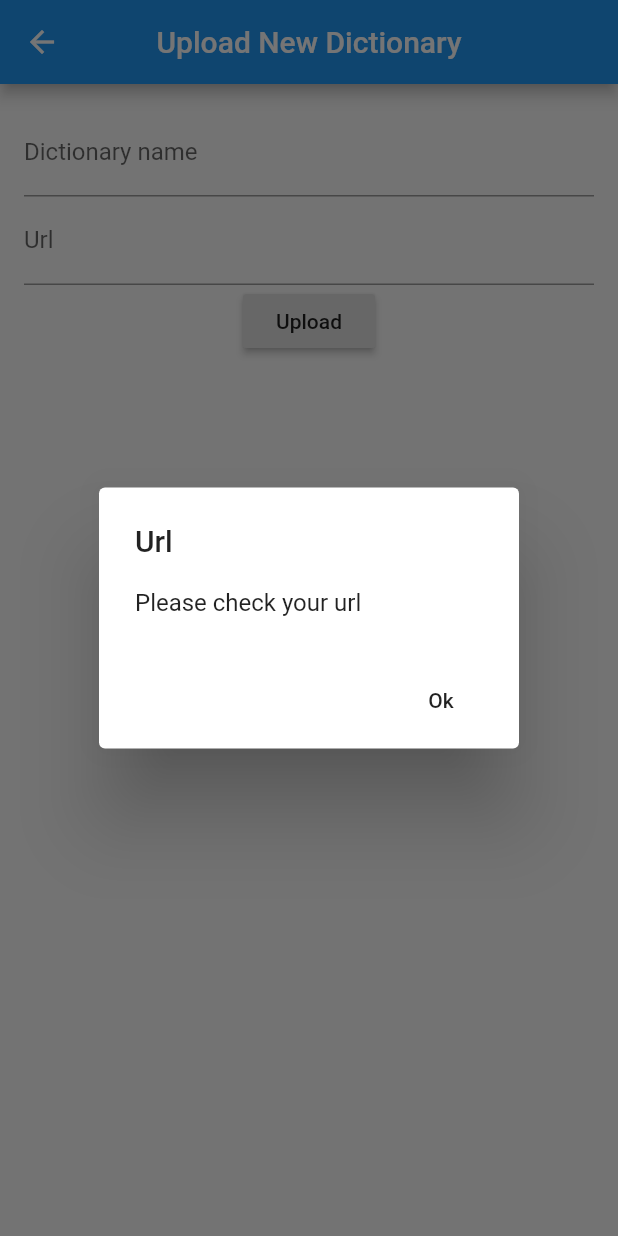
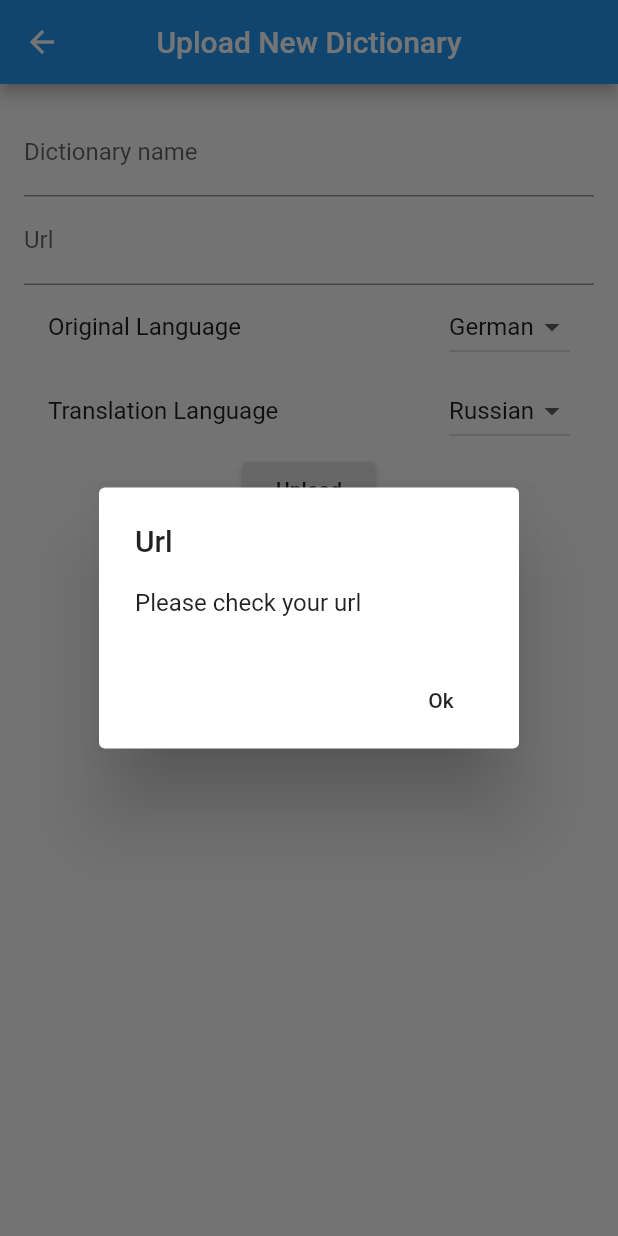
Before and after one commit to KatazzaHack/owl, a Flutter app: the DictionaryFromUrlPage screen opened directly, after a tap on "Upload", on a phone screen of 412 x 824 dp. Run offline on Flutter 3.47's test engine with Material 2 defaults, Android fonts, the phone set to English and light mode, and no system bars; our stand-ins replace auto_size_text, flutter_tts, shared_preferences, speech_to_text, sqflite; missing offline and left inert: edit_distance; accounts and stored records are empty.

Commit message:
Support languages

```diff
--- a/lib/const_variables.dart
+++ b/lib/const_variables.dart
@@ -1,4 +1,31 @@
+enum SupportedLanguage {
+  English,
+  German,
+  Russian
+}
+
 class ConstVariables {
   static String current_dictionary_id = "CurrentDictionaryName";
   static String listen_mode = "ListenMode";
+  static Map<SupportedLanguage, String> supported_locales = {
+    SupportedLanguage.English: "en_EN",
+    SupportedLanguage.Russian: "ru_RU",
+    SupportedLanguage.German: "de_DE",
+  };
+  static Map<SupportedLanguage, String> supported_languages = {
+    SupportedLanguage.English: "en-EN",
+    SupportedLanguage.Russian: "ru-RU",
+    SupportedLanguage.German: "de-DE",
+  };
+  static Map<SupportedLanguage, String> human_languages = {
+    SupportedLanguage.English: "English",
+    SupportedLanguage.Russian: "Russian",
+    SupportedLanguage.German: "German",
+  };
+
+  static Map<String, SupportedLanguage> reverse_human_languages = {
+    "English": SupportedLanguage.English,
+    "Russian": SupportedLanguage.Russian,
+    "German": SupportedLanguage.German,
+  };
 }
--- a/lib/database/common_helper.dart
+++ b/lib/database/common_helper.dart
@@ -6,7 +6,8 @@ import 'package:owl/const_variables.dart';
 class CommonHelper {
   static final _instance = DatabaseHelper.instance;
 
-  Future addNewDictionary(String name, String data) async {
+  Future addNewDictionary(String name, String data, SupportedLanguage l_o,
+      SupportedLanguage l_t) async {
     Database db = await _instance.database;
     int count = Sqflite.firstIntValue(await db
         .rawQuery('SELECT COUNT(*) FROM Dictionaries where name=?', [name]));
@@ -19,7 +20,12 @@ class CommonHelper {
     did = did + 1;
     Batch batch = db.batch();
     batch.execute("begin");
-    batch.insert("Dictionaries", {"name": name, "did": did});
+    batch.insert("Dictionaries", {
+      "name": name,
+      "did": did,
+      "l_original": ConstVariables.human_languages[l_o],
+      "l_translation": ConstVariables.human_languages[l_t]
+    });
     wordsList.forEach((word) {
       List wordTranslation = word.split("\t");
       id = id + 1;
--- a/lib/database/database_helper.dart
+++ b/lib/database/database_helper.dart
@@ -9,8 +9,8 @@ import 'package:shared_preferences/shared_preferences.dart';
 import 'package:owl/const_variables.dart';
 
 class DatabaseHelper {
-  static final _databaseVersion = 33;
-  static final _databaseName = "owl_databasea202.db";
+  static final _databaseVersion = 10;
+  static final _databaseName = "owl_databasea102021.db";
 
   // make this a singleton class
   DatabaseHelper._privateConstructor();
@@ -38,7 +38,7 @@ class DatabaseHelper {
   // SQL code to create the database table
   Future _onCreate(Database db, int version) async {
     await db.execute(
-        "CREATE TABLE Dictionaries ( did INTEGER PRIMARY KEY, name TEXT NOT NULL UNIQUE)");
+        "CREATE TABLE Dictionaries ( did INTEGER PRIMARY KEY, name TEXT NOT NULL UNIQUE, l_original TEXT, l_translation TEXT)");
     await db.execute("CREATE TABLE Words ("
         "wid INTEGER PRIMARY KEY,"
         "word TEXT NOT NULL,"
@@ -62,14 +62,16 @@ class DatabaseHelper {
 
   Future _addGerman(db, String fileName, int did) async {
     String words = await rootBundle.loadString('assets/' + fileName + '.txt');
-    await _addNewDictionary(db, fileName, words);
+    await _addNewDictionary(db, fileName, words, SupportedLanguage.German,
+        SupportedLanguage.Russian);
   }
 
   int timeToInt(DateTime dateTime) {
     return (dateTime.millisecondsSinceEpoch / (1000000 * 60 * 60 * 24)).round();
   }
 
-  Future _addNewDictionary(Database db, String name, String data) async {
+  Future _addNewDictionary(Database db, String name, String data,
+      SupportedLanguage l_o, SupportedLanguage l_t) async {
     int count = Sqflite.firstIntValue(await db
         .rawQuery('SELECT COUNT(*) FROM Dictionaries where name=?', [name]));
     if (count > 0) {
@@ -81,7 +83,12 @@ class DatabaseHelper {
     did = did + 1;
     Batch batch = db.batch();
     batch.execute("begin");
-    batch.insert("Dictionaries", {"name": name, "did": did});
+    batch.insert("Dictionaries", {
+      "name": name,
+      "did": did,
+      "l_original": ConstVariables.human_languages[l_o],
+      "l_translation": ConstVariables.human_languages[l_t]
+    });
     wordsList.forEach((word) {
       List wordTranslation = word.split("\t");
       id = id + 1;
--- a/lib/dictionary_upload_from_url.dart
+++ b/lib/dictionary_upload_from_url.dart
@@ -1,4 +1,5 @@
 import 'package:flutter/material.dart';
+import 'package:owl/const_variables.dart';
 import 'package:owl/database/dictionary_helper.dart';
 import 'package:http/http.dart' as http;
 import 'package:owl/database/common_helper.dart';
@@ -14,12 +15,16 @@ class _DictionaryFromUrlPageState extends State<DictionaryFromUrlPage> {
 
   String _name = "";
   String _url = "";
+  SupportedLanguage _l_o;
+  SupportedLanguage _l_t;
   DictionariesHelper dh = DictionariesHelper();
   CommonHelper ch = CommonHelper();
 
   _DictionaryFromUrlPageState() {
     _urlFilter.addListener(_urlListen);
     _nameFilter.addListener(_nameListen);
+    _l_o = SupportedLanguage.German;
+    _l_t = SupportedLanguage.Russian;
   }
 
   void _urlListen() {
@@ -47,9 +52,63 @@ class _DictionaryFromUrlPageState extends State<DictionaryFromUrlPage> {
         child: new Column(
           children: <Widget>[
             _buildTextFields(),
+            _buildLanguages(),
             _buildButtons(),
           ],
         ),
+      ),
+    );
+  }
+
+  Widget _buildLanguages() {
+    return new Container(
+      child: Column(
+        children: <Widget>[
+          ListTile(
+              title: Text("Original Language"),
+              trailing: DropdownButton<SupportedLanguage>(
+                value: _l_o,
+                onChanged: (SupportedLanguage newValue) {
+                  setState(() {
+                    print(newValue);
+                    _l_o = newValue;
+                  });
+                },
+                items: <SupportedLanguage>[
+                  SupportedLanguage.German,
+                  SupportedLanguage.English,
+                  SupportedLanguage.Russian,
+                ].map<DropdownMenuItem<SupportedLanguage>>(
+                    (SupportedLanguage value) {
+                  return DropdownMenuItem<SupportedLanguage>(
+                    value: value,
+                    child: Text(ConstVariables.human_languages[value]),
+                  );
+                }).toList(),
+              )),
+          ListTile(
+              title: Text("Translation Language"),
+              trailing: DropdownButton<SupportedLanguage>(
+                value: _l_t,
+                onChanged: (SupportedLanguage newValue) {
+                  setState(() {
+                    print(newValue);
+                    _l_t = newValue;
+                  });
+                },
+                items: <SupportedLanguage>[
+                  SupportedLanguage.German,
+                  SupportedLanguage.English,
+                  SupportedLanguage.Russian,
+                ].map<DropdownMenuItem<SupportedLanguage>>(
+                    (SupportedLanguage value) {
+                  return DropdownMenuItem<SupportedLanguage>(
+                    value: value,
+                    child: Text(ConstVariables.human_languages[value]),
+                  );
+                }).toList(),
+              )),
+        ],
       ),
     );
   }
@@ -103,7 +162,6 @@ class _DictionaryFromUrlPageState extends State<DictionaryFromUrlPage> {
   }
 
   Future<void> _uploadPressed() async {
-
     bool _correct_name_format = await _validateName(_name);
     if (!_correct_name_format) {
       return showDialog<void>(
@@ -115,7 +173,8 @@ class _DictionaryFromUrlPageState extends State<DictionaryFromUrlPage> {
             content: SingleChildScrollView(
               child: ListBody(
                 children: <Widget>[
-                  Text('You have a dictionary with that name. Please change it!'),
+                  Text(
+                      'You have a dictionary with that name. Please change it!'),
                 ],
               ),
             ),
@@ -178,7 +237,7 @@ class _DictionaryFromUrlPageState extends State<DictionaryFromUrlPage> {
         ],
       );
     } else {
-      await ch.addNewDictionary(_name, response.body);
+      await ch.addNewDictionary(_name, response.body, _l_o, _l_t);
     }
     Navigator.of(context).pop();
   }
```
